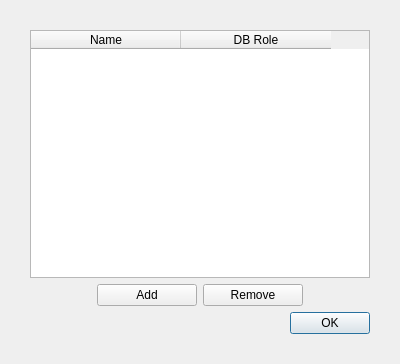
The window that user_management_dialog.ui (ZhihongLei/IASRegisterManager) describes before a commit, drawn with Qt 5.
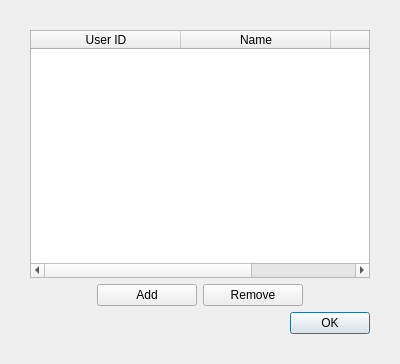
The same window after the commit.

Diff of the .ui file:
```diff
--- a/user_management_dialog.ui
+++ b/user_management_dialog.ui
@@ -52,6 +52,11 @@
      <attribute name="verticalHeaderDefaultSectionSize">
       <number>24</number>
      </attribute>
+     <column>
+      <property name="text">
+       <string>User ID</string>
+      </property>
+     </column>
      <column>
       <property name="text">
        <string>Name</string>
```
